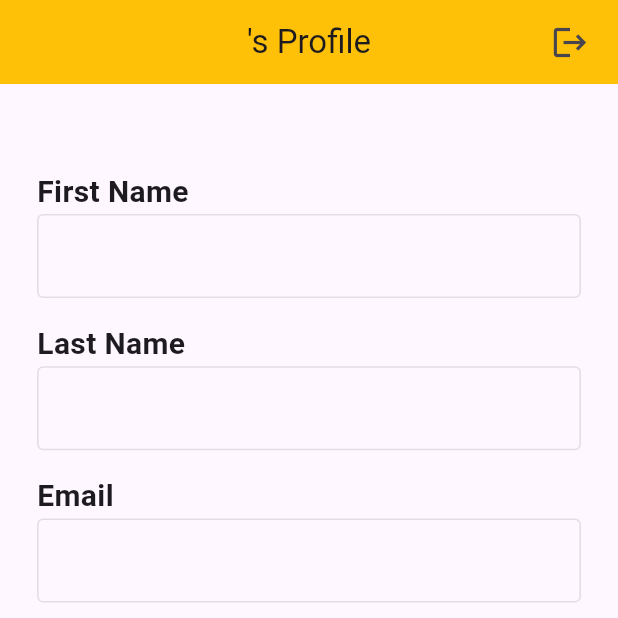
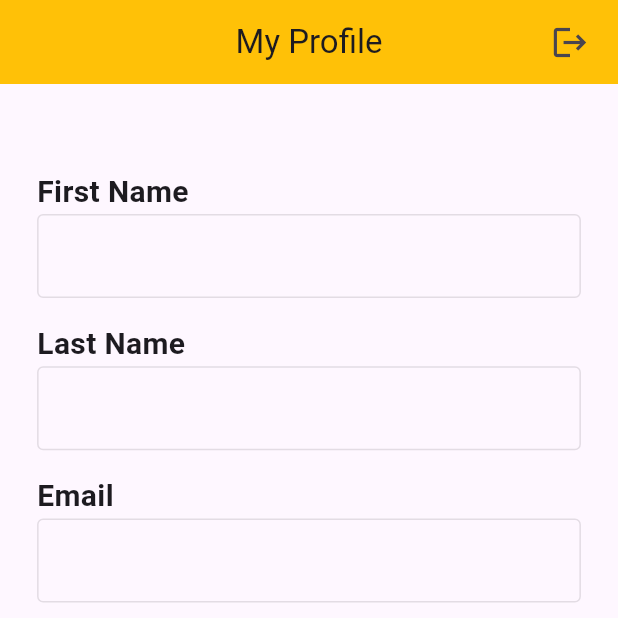
Before and after one commit to SyedAhmed334/firebase-app, a Flutter app: the HomeScreen screen opened directly, after a tap on "Edit Profile", after a tap on "Save", on a phone screen of 412 x 824 dp, the top half of it. Run offline on Flutter 3.47's test engine with Material 3 defaults, Android fonts, the phone set to English and light mode, and no system bars; our stand-ins replace cloud_firestore, firebase_auth, firebase_core, fluttertoast; accounts and stored records are empty; network calls fail.

Commit message:
utilized provider

```diff
--- a/lib/main.dart
+++ b/lib/main.dart
@@ -1,13 +1,20 @@
-// ignore_for_file: prefer_const_constructors, prefer_const_constructors_in_immutables
+// ignore_for_file: prefer_const_constructors, prefer_const_constructors_in_immutables, prefer_const_literals_to_create_immutables
 
+import 'package:firebase_app/providers/data_provider.dart';
 import 'package:firebase_app/screens/splashscreen.dart';
 import 'package:firebase_core/firebase_core.dart';
 import 'package:flutter/material.dart';
+import 'package:provider/provider.dart';
 
 import 'firebase_options.dart';
 
 void main() async{
-  runApp(MyApp());
+  runApp(
+    MultiProvider(providers: [
+      ChangeNotifierProvider(create: (context) => DataProvider(),),
+    ],
+    child: MyApp(),),
+  );
   await Firebase.initializeApp(
     options: DefaultFirebaseOptions.currentPlatform,
   );
--- /dev/null
+++ b/lib/providers/data_provider.dart
@@ -0,0 +1,38 @@
+// ignore_for_file: unused_import
+
+
+import 'package:firebase_auth/firebase_auth.dart';
+import 'package:cloud_firestore/cloud_firestore.dart';
+import 'package:flutter/cupertino.dart';
+import 'package:provider/provider.dart';
+class DataProvider extends ChangeNotifier{
+  final auth = FirebaseAuth.instance;
+  final fireStore = FirebaseFirestore.instance.collection('User Data');
+  DocumentSnapshot? _userData;
+  bool _isEditable = false;
+  bool get isEditable => _isEditable;
+  DocumentSnapshot<Object> get userData => _userData as DocumentSnapshot<Object>;
+  Future<void> fetchData () async{
+    _userData = await FirebaseFirestore.instance.collection('User Data').doc(auth.currentUser!.uid.toString()).get();
+    notifyListeners();
+  }
+  Future<void> setData(String firstName, String lastName, String email) async{
+    await fireStore.doc(auth.currentUser!.uid).set(
+        {
+          'firstname' : firstName,
+          'lastname' : lastName,
+          'email' : email,
+        }
+    );
+    notifyListeners();
+  }
+
+  void isNotEditable (){
+    _isEditable = false;
+    notifyListeners();
+  }
+  void editable(){
+    _isEditable = true;
+    notifyListeners();
+  }
+}
--- a/lib/screens/homescreen.dart
+++ b/lib/screens/homescreen.dart
@@ -1,10 +1,12 @@
 // ignore_for_file: prefer_const_constructors, prefer_const_literals_to_create_immutables
 
 import 'package:cloud_firestore/cloud_firestore.dart';
+import 'package:firebase_app/providers/data_provider.dart';
 import 'package:firebase_app/screens/loginscreen.dart';
 import 'package:firebase_app/widgets/roundbutton.dart';
 import 'package:firebase_auth/firebase_auth.dart';
 import 'package:flutter/material.dart';
+import 'package:provider/provider.dart';
 
 class HomeScreen extends StatefulWidget {
   const HomeScreen({super.key});
@@ -18,38 +20,39 @@ class _HomeScreenState extends State<HomeScreen> {
   final emailController = TextEditingController();
   final firstNameController = TextEditingController();
   final lastNameController = TextEditingController();
-  // bool isEnabled = false;
   bool isEditable = false;
-  final fireStore = FirebaseFirestore.instance.collection('User Data');
-  DocumentSnapshot? userData;
-  Future<void> fetchData () async{
-    userData = await FirebaseFirestore.instance.collection('User Data').doc(auth.currentUser!.uid.toString()).get();
-  }
 
   void updateControllers(){
-    final Map<String, dynamic> map = userData!.data() as Map<String, dynamic>;
+    final map = Provider.of<DataProvider>(context,listen: false).userData;
     firstNameController.text = map['firstname'];
     lastNameController.text = map['lastname'];
     emailController.text = map['email'];
-    setState(() {
+  }
+
+
+  Future<void> fetchUserData() async{
+    final provider = Provider.of<DataProvider>(context,listen: false);
+    provider.fetchData().then((value){
+      updateControllers();
     });
   }
   @override
   void initState() {
     // TODO: implement initState
     super.initState();
-    fetchData().then((value){
-    updateControllers();
+    Future.delayed(Duration.zero, () {
+      fetchUserData();
     });
   }
   @override
   Widget build(BuildContext context) {
     final height = MediaQuery.sizeOf(context).height;
     final width = MediaQuery.sizeOf(context).width;
+    final provider = Provider.of<DataProvider>(context,listen: false);
 
     return Scaffold(
       resizeToAvoidBottomInset: false,
-      appBar: AppBar(centerTitle: true,title: Text('${firstNameController.text}\'s Profile'),
+      appBar: AppBar(centerTitle: true,title: Text('My Profile'),
         actions: [
           Padding(
             padding: EdgeInsets.symmetric(horizontal: 8.0),
@@ -62,14 +65,16 @@ class _HomeScreenState extends State<HomeScreen> {
       ),
       body: Padding(
         padding: EdgeInsets.symmetric(horizontal: width*0.06),
-        child: Column(
+
+        child: Consumer<DataProvider>(builder: (context, value, child){
+          return Column(
             crossAxisAlignment: CrossAxisAlignment.start,
             children: [
               SizedBox(height: height*0.07,),
               Text('First Name',style: TextStyle(fontSize: 20,fontWeight: FontWeight.bold),),
               TextFormField(
                 controller: firstNameController,
-              enabled: isEditable,
+                enabled: provider.isEditable,
                 decoration: InputDecoration(
                   border: OutlineInputBorder(),
                   enabledBorder: OutlineInputBorder(borderSide: BorderSide(color: Colors.grey.shade300),),
@@ -82,7 +87,7 @@ class _HomeScreenState extends State<HomeScreen> {
               Text('Last Name',style: TextStyle(fontSize: 20,fontWeight: FontWeight.bold),),
               TextFormField(
                 controller: lastNameController,
-              enabled: isEditable,
+                enabled: provider.isEditable,
                 decoration: InputDecoration(
                   border: OutlineInputBorder(),
                   enabledBorder: OutlineInputBorder(borderSide: BorderSide(color: Colors.grey.shade300),),
@@ -95,7 +100,7 @@ class _HomeScreenState extends State<HomeScreen> {
               Text('Email',style: TextStyle(fontSize: 20,fontWeight: FontWeight.bold),),
               TextFormField(
                 controller: emailController,
-              enabled: isEditable,
+                enabled: provider.isEditable,
                 keyboardType: TextInputType.emailAddress,
                 decoration: InputDecoration(
                   border: OutlineInputBorder(),
@@ -106,39 +111,30 @@ class _HomeScreenState extends State<HomeScreen> {
                 },
               ),
               SizedBox(height: height*0.05,),
-            isEditable ? Row(mainAxisAlignment: MainAxisAlignment.end,children: [
+              provider.isEditable ? Row(mainAxisAlignment: MainAxisAlignment.end,children: [
                 ElevatedButton(style: ButtonStyle(backgroundColor: MaterialStateProperty.all(Colors.amber),),onPressed: (){
-                setState(() {
-                  isEditable = false;
-                });
-                fireStore.doc(auth.currentUser!.uid).set(
-                  {
-                  'firstname' : firstNameController.text,
-                  'lastname' : lastNameController.text,
-                  'email' : emailController.text,
-                  }
-                );
+                  provider.isNotEditable();
+                  provider.setData(firstNameController.text, lastNameController.text, emailController.text);
                 }, child: Padding(
                   padding: EdgeInsets.symmetric(horizontal: width*0.05),
                   child: Text('Save',style: TextStyle(color: Colors.black),),
                 ),),
                 SizedBox(width: width*0.02 ,),
                 ElevatedButton(style: ButtonStyle(backgroundColor: MaterialStateProperty.all(Colors.amber),),onPressed: (){
-                setState(() {
-                  isEditable = false;
+                  provider.isNotEditable();
                   updateControllers();
-                });
                 }, child: Padding(
                   padding: EdgeInsets.symmetric(horizontal: width*0.05),
                   child: Text('Cancel',style: TextStyle(color: Colors.black),),
                 ),),
               ],) :RoundButton(onTap: (){
-              setState(() {
-                isEditable = true;
-              });
+                provider.editable();
+                provider.fetchData();
               }, title: 'Edit Profile')
+
             ],
-        ),
+          );
+        },),
       ),
     );
   }
--- a/lib/screens/loginscreen.dart
+++ b/lib/screens/loginscreen.dart
@@ -25,6 +25,7 @@ class _LoginScreenState extends State<LoginScreen> {
     final height = MediaQuery.sizeOf(context).height;
     final width = MediaQuery.sizeOf(context).width;
     return Scaffold(
+      resizeToAvoidBottomInset: false,
       appBar: AppBar(centerTitle: true,title: Text('Login'),),
       body: Padding(
         padding: EdgeInsets.symmetric(horizontal: width*0.06),
@@ -32,7 +33,7 @@ class _LoginScreenState extends State<LoginScreen> {
           mainAxisAlignment: MainAxisAlignment.spaceBetween,
           crossAxisAlignment: CrossAxisAlignment.center,
           children: [
-            SizedBox(height: height*0.13,),
+            SizedBox(height: height*0.25,),
             Column(
               children: [
                 TextFormField(
--- a/lib/screens/signupscreen.dart
+++ b/lib/screens/signupscreen.dart
@@ -30,6 +30,7 @@ class _SignUpScreenState extends State<SignUpScreen> {
     final height = MediaQuery.sizeOf(context).height;
     final width = MediaQuery.sizeOf(context).width;
     return Scaffold(
+      resizeToAvoidBottomInset: false,
       appBar: AppBar(centerTitle: true,title: Text('Signup'),),
       body: Padding(
         padding: EdgeInsets.symmetric(horizontal: width*0.06),
@@ -37,7 +38,7 @@ class _SignUpScreenState extends State<SignUpScreen> {
           mainAxisAlignment: MainAxisAlignment.spaceBetween,
           crossAxisAlignment: CrossAxisAlignment.center,
           children: [
-            SizedBox(height: height*0.07,),
+            SizedBox(height: height*0.18,),
             Column(
               children: [
                 TextFormField(
--- a/pubspec.yaml
+++ b/pubspec.yaml
@@ -39,6 +39,7 @@ dependencies:
   firebase_core: ^2.24.2
   firebase_auth: ^4.15.3
   cloud_firestore: ^4.13.6
+  provider: ^6.1.1
 
 dev_dependencies:
   flutter_test:
```
Also changed, not shown: pubspec.lock, 1 other file. Lines whose indentation alone changed are shown as unchanged.
